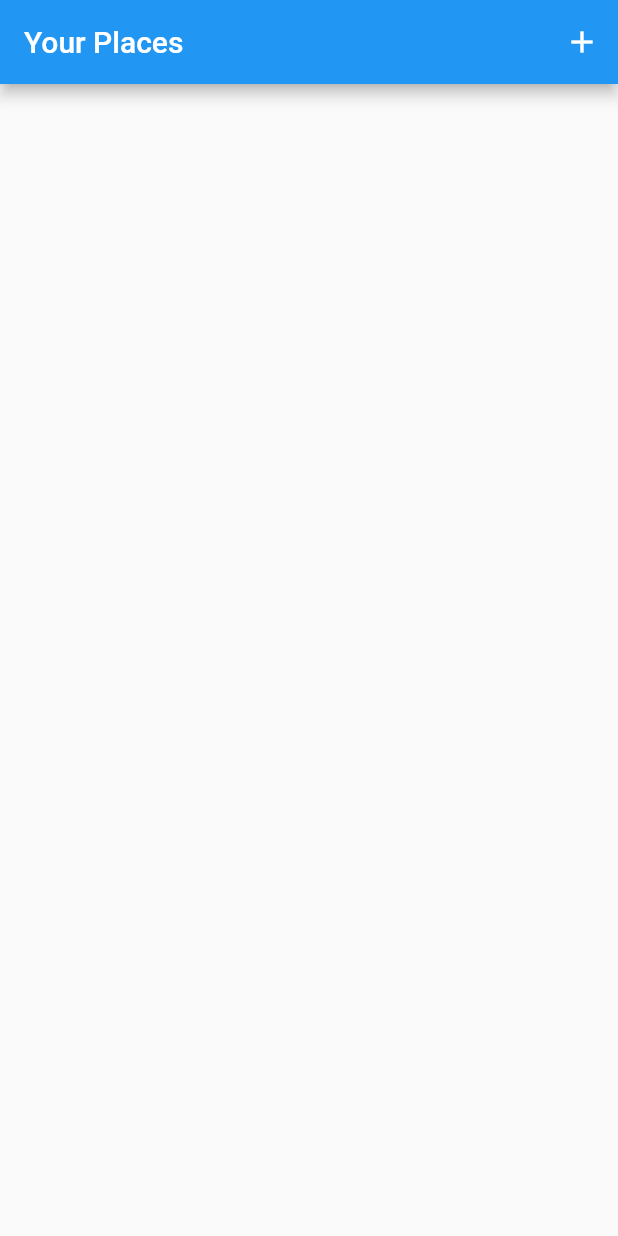
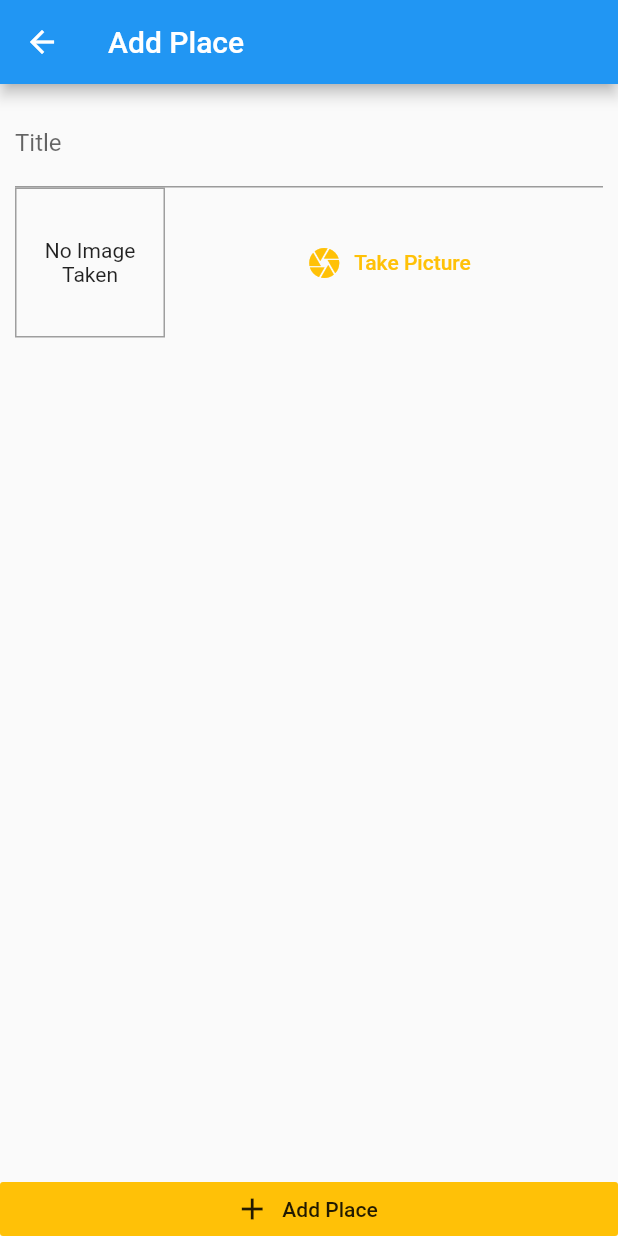
Before and after one commit to ZoraizEjaz/NativeDeviceFeatures, a Flutter app: the screen it shows after launch, after a tap on the "add" icon, on a phone screen of 412 x 824 dp. Run offline on Flutter 3.47's test engine with Material 2 defaults, Android fonts, the phone set to English and light mode, and no system bars; our stand-ins replace image_picker.

Commit message:
Image Picker dependency added in Pub file, Permission keys added info.plist file(iOS)

```diff
--- a/native_device_features/lib/main.dart
+++ b/native_device_features/lib/main.dart
@@ -2,6 +2,7 @@ import 'package:flutter/material.dart';
 import 'package:provider/provider.dart';
 import './providers/great_places.dart';
 import './screens/places_list_screen.dart';
+import './screens/add_place_screen.dart';
 
 void main() {
   runApp(MyApp());
@@ -17,6 +18,9 @@ class MyApp extends StatelessWidget {
         title: 'Flutter Demo',
         theme: ThemeData(primarySwatch: Colors.blue, accentColor: Colors.amber),
         home: PlacesListScreen(),
+        routes: {
+          AddPlaceScreen.routeName: (ctx) => AddPlaceScreen(),
+        },
       ),
     );
   }
--- a/native_device_features/lib/screens/add_place_screen.dart
+++ b/native_device_features/lib/screens/add_place_screen.dart
@@ -0,0 +1,58 @@
+import 'package:flutter/cupertino.dart';
+import 'package:flutter/material.dart';
+import '../widgets/image_input.dart';
+
+class AddPlaceScreen extends StatefulWidget {
+  static const routeName = '/add-place';
+  @override
+  _AddPlaceScreenState createState() => _AddPlaceScreenState();
+}
+
+class _AddPlaceScreenState extends State<AddPlaceScreen> {
+  final _titleController = TextEditingController();
+
+  @override
+  Widget build(BuildContext context) {
+    return Scaffold(
+      appBar: AppBar(
+        title: Text('Add Place'),
+      ),
+      body: Column(
+        //mainAxisAlignment: MainAxisAlignment.spaceBetween,
+        crossAxisAlignment: CrossAxisAlignment.stretch,
+        children: <Widget>[
+          //we have removed mainAxisAlignment & use
+          //Expanded so that expanded takes full screen
+          //& add place btn will fall at the bottom
+          Expanded(
+            child: SingleChildScrollView(
+              child: Padding(
+                padding: EdgeInsets.all(10),
+                child: Column(
+                  children: [
+                    TextField(
+                      decoration: InputDecoration(labelText: 'Title'),
+                      controller: _titleController,
+                    ),
+                    SizedBox(
+                      width: 10,
+                    ),
+                    ImageInput(),
+                  ],
+                ),
+              ),
+            ),
+          ),
+          RaisedButton.icon(
+            onPressed: () {},
+            icon: Icon(Icons.add),
+            label: Text('Add Place'),
+            elevation: 0,
+            materialTapTargetSize: MaterialTapTargetSize.shrinkWrap,
+            color: Theme.of(context).accentColor,
+          ),
+        ],
+      ),
+    );
+  }
+}
--- a/native_device_features/lib/screens/places_list_screen.dart
+++ b/native_device_features/lib/screens/places_list_screen.dart
@@ -1,4 +1,5 @@
 import 'package:flutter/material.dart';
+import './add_place_screen.dart';
 
 class PlacesListScreen extends StatelessWidget {
   @override
@@ -9,7 +10,9 @@ class PlacesListScreen extends StatelessWidget {
         actions: <Widget>[
           IconButton(
             icon: Icon(Icons.add),
-            onPressed: () {},
+            onPressed: () {
+              Navigator.of(context).pushNamed(AddPlaceScreen.routeName);
+            },
           ),
         ],
       ),
--- /dev/null
+++ b/native_device_features/lib/widgets/image_input.dart
@@ -0,0 +1,60 @@
+import 'dart:io';
+import 'package:flutter/material.dart';
+import 'package:image_picker/image_picker.dart';
+
+class ImageInput extends StatefulWidget {
+  @override
+  _ImageInputState createState() => _ImageInputState();
+}
+
+class _ImageInputState extends State<ImageInput> {
+  File _storeImage;
+
+  Future<void> _takePicture() async {
+    final imageFile = await ImagePicker.pickImage(
+      source: ImageSource.camera,
+      maxWidth: 600,
+    );
+
+    setState(() {
+      _storeImage = imageFile;
+    });
+  }
+
+  @override
+  Widget build(BuildContext context) {
+    return Row(
+      children: <Widget>[
+        Container(
+          width: 100,
+          height: 100,
+          decoration: BoxDecoration(
+            border: Border.all(width: 1, color: Colors.grey),
+          ),
+          child: _storeImage != null
+              ? Image.file(
+                  _storeImage,
+                  fit: BoxFit.cover,
+                  width: double.infinity,
+                )
+              : Text(
+                  'No Image Taken',
+                  textAlign: TextAlign.center,
+                ),
+          alignment: Alignment.center,
+        ),
+        SizedBox(
+          width: 10,
+        ),
+        Expanded(
+          child: FlatButton.icon(
+            onPressed: _takePicture,
+            icon: Icon(Icons.camera),
+            label: Text('Take Picture'),
+            textColor: Theme.of(context).accentColor,
+          ),
+        ),
+      ],
+    );
+  }
+}
--- a/native_device_features/pubspec.yaml
+++ b/native_device_features/pubspec.yaml
@@ -24,6 +24,7 @@ dependencies:
   flutter:
     sdk: flutter
   provider: ^4.3.2+2
+  image_picker: ^0.6.7+11
 
 
   # The following adds the Cupertino Icons font to your application.
```
Also changed, not shown: native_device_features/pubspec.lock, 1 other file.
